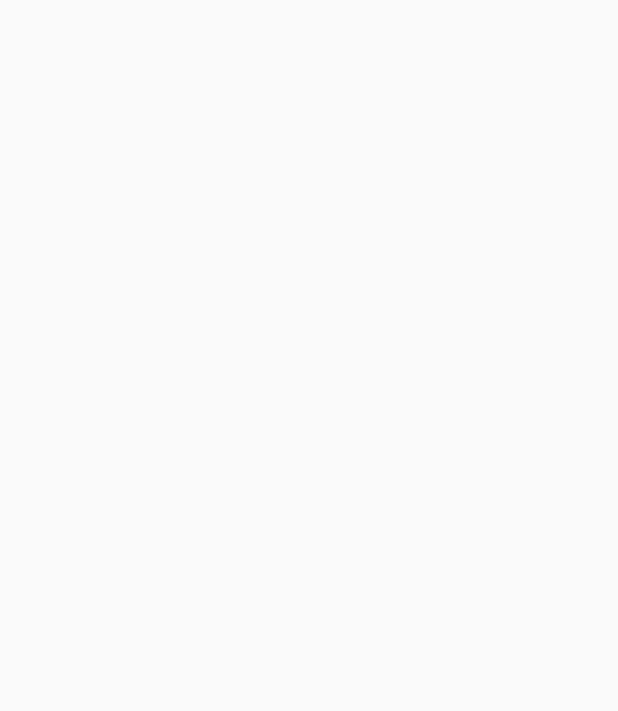
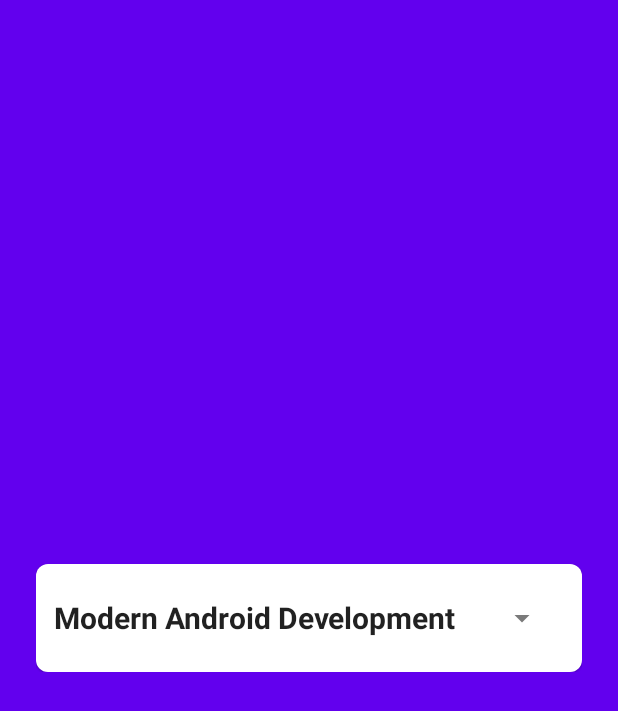
Before and after one commit to harun7arrashid/Compose-Basic, an Android app built with Jetpack Compose: the screen it shows after launch (MainActivity), on a phone screen of 412 x 824 dp. Before the commit the part shown is empty. Shown: the top 711 px of the screen. Run offline under Robolectric (Android 15) with nearby library versions, the phone set to English and light mode, and no system bars.

Commit message:
ExpandableCard

```diff
--- a/app/src/main/java/id/ackerman/stevdzacompose/MainActivity.kt
+++ b/app/src/main/java/id/ackerman/stevdzacompose/MainActivity.kt
@@ -25,6 +25,7 @@ import androidx.compose.ui.tooling.preview.Preview
 import androidx.compose.ui.unit.TextUnit
 import androidx.compose.ui.unit.dp
 import androidx.compose.ui.unit.sp
+import id.ackerman.stevdzacompose.component.ExpandableCard
 import id.ackerman.stevdzacompose.component.LearnRow
 import id.ackerman.stevdzacompose.component.SuperScriptText
 import id.ackerman.stevdzacompose.ui.theme.StevdzaComposeTheme
@@ -35,9 +36,21 @@ class MainActivity : ComponentActivity() {
         super.onCreate(savedInstanceState)
         setContent {
             StevdzaComposeTheme {
-                Surface(color = MaterialTheme. colors.background) {
 
+                Column(
+                    modifier = Modifier
+                        .fillMaxSize()
+                        .background(MaterialTheme.colors.primary)
+                        .padding(24.dp),
+                    horizontalAlignment = Alignment.CenterHorizontally,
+                    verticalArrangement = Arrangement.Center
 
+                ) {
+
+                    ExpandableCard(
+                        title = "Modern Android Development",
+                        desc = "Lorem ipsu asdkjh asd asidh asidh asnd asidh asd lkasdj easdiha llasdlasdl fjasdladlasd nd aslda lasdlalsdl askd lemnlaksdhjiolashdioasdhioashdoasihdoaidhaioh laksnd lknweq lawskj a sdlkhjasd lkn lkansdlk alskdnalksdnalksdh lkahsd lakshj dalkhsd laksdh woqiey qwioey adl nasld khlaksdhjalsidku oiasduoasd oasidhaoi sdhoaishdoiqwheoqiwheoqiweh oiqwehoiqwehoiqwehioqwehoqwiheqwioeh ioqweh"
+                    )
 
                 }
             }
@@ -49,9 +62,20 @@ class MainActivity : ComponentActivity() {
 @Composable
 fun DefaultPreview() {
     StevdzaComposeTheme() {
-        Column(modifier = Modifier.fillMaxSize()) {
+        Column(
+            modifier = Modifier
+                .fillMaxSize()
+                .background(MaterialTheme.colors.primary)
+                .padding(24.dp),
+            horizontalAlignment = Alignment.CenterHorizontally,
+            verticalArrangement = Arrangement.Center
 
+        ) {
 
+            ExpandableCard(
+                title = "Modern Android Development",
+                desc = "Lorem ipsu asdkjh asd asidh asidh asnd asidh asd lkasdj easdiha llasdlasdl fjasdladlasd nd aslda lasdlalsdl askd lemnlaksdhjiolashdioasdhioashdoasihdoaidhaioh laksnd lknweq lawskj a sdlkhjasd lkn lkansdlk alskdnalksdnalksdh lkahsd lakshj dalkhsd laksdh woqiey qwioey adl nasld khlaksdhjalsidku oiasduoasd oasidhaoi sdhoaishdoiqwheoqiwheoqiweh oiqwehoiqwehoiqwehioqwehoqwiheqwioeh ioqweh"
+            )
 
         }
     }
--- a/app/src/main/java/id/ackerman/stevdzacompose/component/Box.kt
+++ b/app/src/main/java/id/ackerman/stevdzacompose/component/Box.kt
@@ -1,5 +1,6 @@
 package id.ackerman.stevdzacompose.component
 
+import android.widget.ImageView
 import androidx.compose.foundation.background
 import androidx.compose.foundation.layout.Box
 import androidx.compose.foundation.layout.fillMaxSize
@@ -45,7 +46,6 @@ fun LearnBox() {
                 text = "Hello Kotlin Developer Expert",
                 fontSize = 20.sp
             )
-
         }
     }
 }
--- /dev/null
+++ b/app/src/main/java/id/ackerman/stevdzacompose/component/ExpandableCard.kt
@@ -0,0 +1,115 @@
+package id.ackerman.stevdzacompose.component
+
+import androidx.compose.animation.animateContentSize
+import androidx.compose.animation.core.LinearOutSlowInEasing
+import androidx.compose.animation.core.animateFloatAsState
+import androidx.compose.animation.core.tween
+import androidx.compose.foundation.layout.Column
+import androidx.compose.foundation.layout.Row
+import androidx.compose.foundation.layout.fillMaxWidth
+import androidx.compose.foundation.layout.padding
+import androidx.compose.foundation.shape.CornerBasedShape
+import androidx.compose.material.*
+import androidx.compose.material.icons.Icons
+import androidx.compose.material.icons.filled.ArrowDropDown
+import androidx.compose.runtime.*
+import androidx.compose.ui.Alignment
+import androidx.compose.ui.Modifier
+import androidx.compose.ui.draw.alpha
+import androidx.compose.ui.draw.rotate
+import androidx.compose.ui.text.font.FontWeight
+import androidx.compose.ui.text.style.TextOverflow
+import androidx.compose.ui.tooling.preview.Preview
+import androidx.compose.ui.unit.Dp
+import androidx.compose.ui.unit.TextUnit
+import androidx.compose.ui.unit.dp
+import id.ackerman.stevdzacompose.ui.theme.Shapes
+
+@OptIn(ExperimentalMaterialApi::class)
+@Composable
+fun ExpandableCard(
+    title: String,
+    fontSize: TextUnit = MaterialTheme.typography.h6.fontSize,
+    fontWeight: FontWeight = FontWeight.Bold,
+    desc: String,
+    descFontSize: TextUnit = MaterialTheme.typography.subtitle1.fontSize,
+    descFontWeight: FontWeight = FontWeight.Normal,
+    descMaxLines: Int = 4,
+    shape: CornerBasedShape = Shapes.medium,
+    padding: Dp = 12.dp
+) {
+
+    var expandableState by remember { mutableStateOf(false) }
+    val rotationState by animateFloatAsState(targetValue = if (expandableState) 180f else 0f)
+
+    Card(
+        modifier = Modifier
+            .fillMaxWidth()
+            .animateContentSize(
+                animationSpec = tween(
+                    durationMillis = 300,
+                    easing = LinearOutSlowInEasing
+                )
+            ),
+        shape = shape,
+        onClick = {
+            expandableState = !expandableState
+        }
+    ) {
+
+        Column(
+            modifier = Modifier
+                .fillMaxWidth()
+                .padding(padding),
+        ) {
+
+            Row(verticalAlignment = Alignment.CenterVertically) {
+
+               Text(
+                   modifier = Modifier.weight(5f),
+                   text = title,
+                   fontSize = fontSize,
+                   fontWeight = fontWeight,
+                   maxLines = 1,
+                   overflow = TextOverflow.Ellipsis // macem Ellipse End
+               )
+
+                IconButton(
+                    modifier = Modifier
+                        .alpha(ContentAlpha.medium)
+                        .weight(1f)
+                        .rotate(rotationState)
+                    ,
+                    onClick = {
+                        expandableState = !expandableState
+                    }) {
+
+                    Icon(
+                        imageVector = Icons.Default.ArrowDropDown,
+                        contentDescription = "Drop-Down Arrow"
+                    )
+                }
+            }
+
+            if (expandableState) {
+
+                Text(
+                    text = desc,
+                    fontSize = descFontSize,
+                    fontWeight = descFontWeight,
+                    maxLines = descMaxLines,
+                    overflow = TextOverflow.Ellipsis
+                )
+            }
+        }
+    }
+}
+
+@Composable
+@Preview
+fun ExpandableCardPreview() {
+    ExpandableCard(
+        title = "Modern Android Development",
+        desc = "Lorem ipsu asdkjh asd asidh asidh asnd asidh asd lkasdj easdiha llasdlasdl fjasdladlasd nd aslda lasdlalsdl askd lemnlaksdhjiolashdioasdhioashdoasihdoaidhaioh laksnd lknweq lawskj a sdlkhjasd lkn lkansdlk alskdnalksdnalksdh lkahsd lakshj dalkhsd laksdh woqiey qwioey adl nasld khlaksdhjalsidku oiasduoasd oasidhaoi sdhoaishdoiqwheoqiwheoqiweh oiqwehoiqwehoiqwehioqwehoqwiheqwioeh ioqweh"
+    )
+}
--- a/app/src/main/java/id/ackerman/stevdzacompose/ui/theme/Shape.kt
+++ b/app/src/main/java/id/ackerman/stevdzacompose/ui/theme/Shape.kt
@@ -6,6 +6,6 @@ import androidx.compose.ui.unit.dp
 
 val Shapes = Shapes(
     small = RoundedCornerShape(4.dp),
-    medium = RoundedCornerShape(4.dp),
-    large = RoundedCornerShape(0.dp)
+    medium = RoundedCornerShape(8.dp),
+    large = RoundedCornerShape(12.dp)
 )
```
